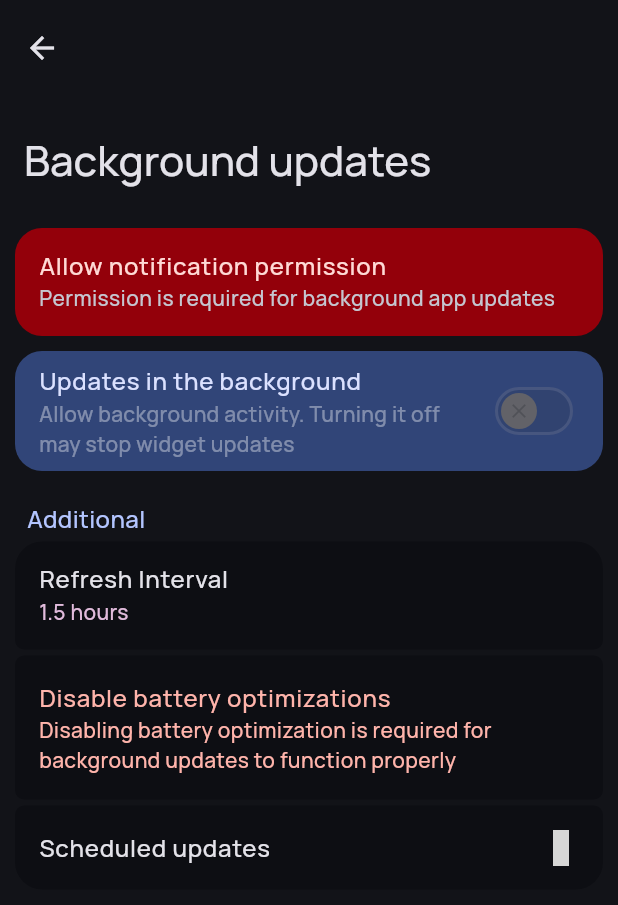
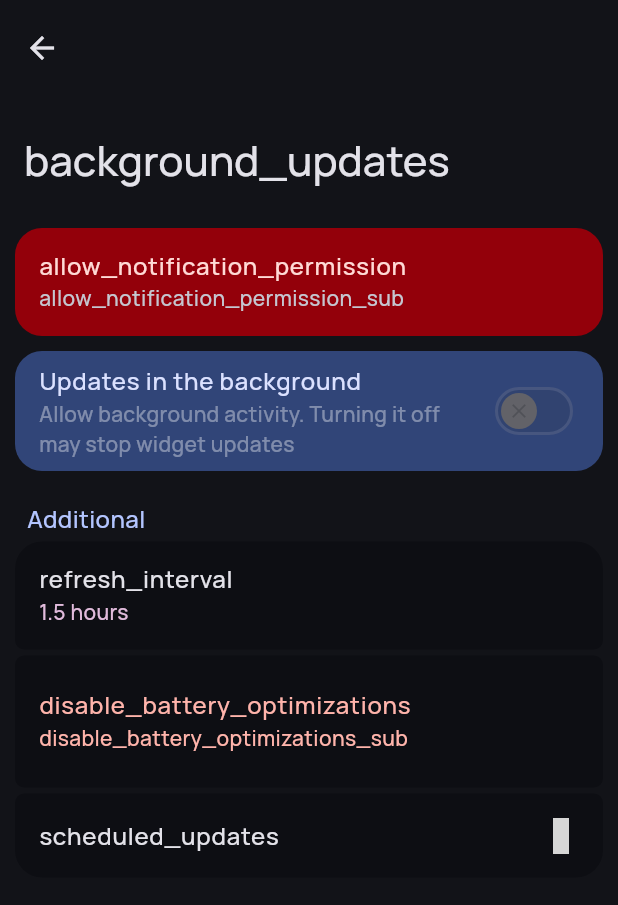
Before and after one commit to hamzaaxnvan/WeatherMaster, a Flutter app: the BackgroundUpdatesPage screen opened directly, on a phone screen of 412 x 824 dp. Shown: the top 905 px of the screen. Run offline on Flutter 3.47's test engine with Material 3 defaults, Android fonts, the phone set to English and light mode, and no system bars; our stand-ins replace connectivity_plus, custom_refresh_indicator, dynamic_color, easy_localization, file_picker, fl_chart and 12 more; missing offline and left inert: flex_color_picker, home_widget, lat_lng_to_timezone, restart_app, solar_calculator; accounts and stored records are empty; network calls fail; project files that could hold a hidden picture were left out; grey boxes are pictures that could not be loaded.

Commit message:
updated strings

```diff
--- a/lib/screens/background_updates.dart
+++ b/lib/screens/background_updates.dart
@@ -7,7 +7,6 @@ import '../services/notificationservice_native.dart';
 import '../services/widget_service.dart';
 import 'package:flutter/services.dart';
 import '../screens/worker_log_page.dart';
-import '../services/widget_service.dart';
 
 class BackgroundUpdatesPage extends StatefulWidget {
   const BackgroundUpdatesPage({super.key});
@@ -42,14 +41,14 @@ class _BackgroundUpdatesPageState extends State<BackgroundUpdatesPage> {
 
 
     final optionsInterval = {
-      30: "30 minutes",
-      60: "1 hour",
-      90: "1.5 hours",
-      120: "2 hours",
-      180: "3 hours",
-      240: "4 hours",
-      300: "5 hours",
-      360: "6 hours",
+      30: "30 ${"minutes".tr()}",
+      60: "1 ${"hours".tr()}",
+      90: "1.5 ${"hours".tr()}",
+      120: "2 ${"hours".tr()}",
+      180: "3 ${"hours".tr()}",
+      240: "4 ${"hours".tr()}",
+      300: "5 ${"hours".tr()}",
+      360: "6 ${"hours".tr()}",
     };
 
 
@@ -60,7 +59,7 @@ class _BackgroundUpdatesPageState extends State<BackgroundUpdatesPage> {
       body: CustomScrollView(
         slivers: [
           SliverAppBar.large(
-            title: Text('Background updates'),
+            title: Text('background_updates'.tr()),
             titleSpacing: 0,
             backgroundColor: Theme.of(context).colorScheme.surface,
             scrolledUnderElevation: 1,
@@ -73,8 +72,8 @@ class _BackgroundUpdatesPageState extends State<BackgroundUpdatesPage> {
                   errorTile: true,
                   tiles: [
                     SettingActionTile(
-                     title: Text("Allow notification permission", style: TextStyle(color: Theme.of(context).colorScheme.onErrorContainer),),
-                     description: Text("Permission is required for background app updates"),
+                     title: Text("allow_notification_permission".tr(), style: TextStyle(color: Theme.of(context).colorScheme.onErrorContainer),),
+                     description: Text("allow_notification_permission_sub".tr()),
                      visible:  !_permissionGranted,
                       onTap: () async {
                         _RequestloadPermission();
@@ -110,9 +109,9 @@ class _BackgroundUpdatesPageState extends State<BackgroundUpdatesPage> {
                     title: SettingSectionTitle('additional'.tr(), noPadding: true,),
                     tiles: [
                     SettingSingleOptionTile(
-                          title: Text('Refresh Interval'),
+                          title: Text('refresh_interval'.tr()),
                           value: SettingTileValue(optionsInterval[refreshInterval]!),
-                          dialogTitle: 'Refresh Interval',
+                          dialogTitle: 'refresh_interval'.tr(),
                           options: optionsInterval.values.toList(),
                           initialOption: optionsInterval[refreshInterval]!,
                           onSubmitted: (value) {
@@ -131,7 +130,7 @@ class _BackgroundUpdatesPageState extends State<BackgroundUpdatesPage> {
                     title: BatteryOptWidget(), // 0%
                   ),
                   SettingActionTile(
-                  title: Text('Scheduled updates',),
+                  title: Text('scheduled_updates'.tr(),),
                   trailing: Icon(Symbols.chevron_right),
                     onTap: () async {
                       Navigator.of(context).push(
@@ -230,12 +229,12 @@ class _BatteryOptWidgetState extends State<BatteryOptWidget> with WidgetsBinding
 
     return _isWhitelisted!
         ?  Padding(padding: EdgeInsets.only(left: 16, right: 16),
-          child: Text("Battery optimization already disabled", style: TextStyle(color: Theme.of(context).colorScheme.tertiary)),
+          child: Text("disable_battery_optimizations_done".tr(), style: TextStyle(color: Theme.of(context).colorScheme.tertiary)),
          )
         : SettingActionTile(
                   icon: null,
-                  title: Text('Disable battery optimizations', style: TextStyle(color: Theme.of(context).colorScheme.error),),
-                  description: Text('Disabling battery optimization is required for background updates to function properly', style: TextStyle(color: Theme.of(context).colorScheme.error)),
+                  title: Text('disable_battery_optimizations'.tr(), style: TextStyle(color: Theme.of(context).colorScheme.error),),
+                  description: Text('disable_battery_optimizations_sub'.tr(), style: TextStyle(color: Theme.of(context).colorScheme.error)),
             onTap: () async {
               await BatteryOptimization.requestIgnoreBatteryOptimizations();
             },
--- a/lib/screens/locations.dart
+++ b/lib/screens/locations.dart
@@ -174,7 +174,7 @@ Future<String?> getWeatherLastUpdatedFromCache(cacheKey) async {
               if (updated == true) {
                 await loadSavedLocations();
                 ScaffoldMessenger.of(context).showSnackBar(
-                  SnackBar(content: Text('Location saved')),
+                  SnackBar(content: Text('location_saved'.tr())),
                 );
               } else if(updated == false && PreferencesHelper.getString("selectedViewLocation") != null){
                 Navigator.pop(context, {'viewLocaton': true}
--- a/lib/screens/worker_log_page.dart
+++ b/lib/screens/worker_log_page.dart
@@ -1,6 +1,7 @@
 import 'package:flutter/material.dart';
 import 'package:flutter/services.dart';
 import '../utils/preferences_helper.dart';
+import 'package:easy_localization/easy_localization.dart';
 
 class WorkInfoWidget extends StatefulWidget {
   @override
@@ -41,14 +42,17 @@ Future<void> _getWorkInfo() async {
 }
 
 
+
 @override
 Widget build(BuildContext context) {
+
+
   return Scaffold(
     backgroundColor: Theme.of(context).colorScheme.surface,
     body: CustomScrollView(
       slivers: [
         SliverAppBar.large(
-          title: Text('Scheduled updates'),
+          title: Text('scheduled_updates'.tr()),
           titleSpacing: 0,
           backgroundColor: Theme.of(context).colorScheme.surface,
           scrolledUnderElevation: 1,
```
Also changed, not shown: lib/screens/about_page.dart (+4 -4 lines), lib/screens/extended_widgets.dart (+8 -8 lines), lib/widgets/top_summary_block.dart (+9 -9 lines), 1 other file.
